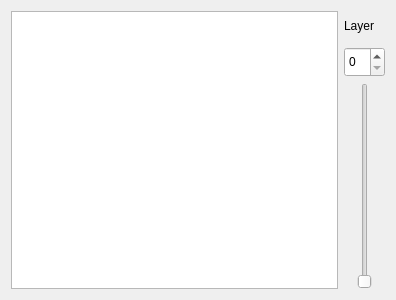
Qt form XDFLVisualizer/ui_LayerViewerWidget.ui (SeraphRobotics/PythonUtil) before a commit.
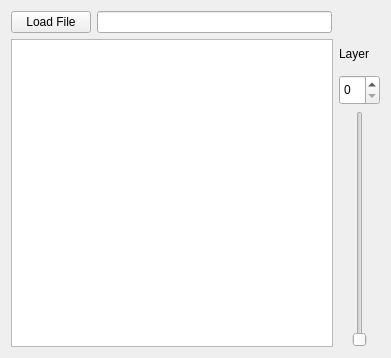
The same form after that commit.

Commit message: UI with file loading

```diff
--- a/XDFLVisualizer/ui_LayerViewerWidget.ui
+++ b/XDFLVisualizer/ui_LayerViewerWidget.ui
@@ -6,15 +6,47 @@
    <rect>
     <x>0</x>
     <y>0</y>
-    <width>396</width>
-    <height>300</height>
+    <width>391</width>
+    <height>358</height>
    </rect>
   </property>
   <property name="windowTitle">
    <string>Layer Viewer</string>
   </property>
+  <layout class="QVBoxLayout" name="verticalLayout">
+   <item>
   <layout class="QHBoxLayout" name="horizontalLayout">
    <item>
+      <widget class="QPushButton" name="fileButton">
+       <property name="text">
+        <string>Load File</string>
+       </property>
+      </widget>
+     </item>
+     <item>
+      <widget class="QLineEdit" name="fileLineEdit"/>
+     </item>
+     <item>
+      <spacer name="horizontalSpacer">
+       <property name="orientation">
+        <enum>Qt::Horizontal</enum>
+       </property>
+       <property name="sizeType">
+        <enum>QSizePolicy::Fixed</enum>
+       </property>
+       <property name="sizeHint" stdset="0">
+        <size>
+         <width>48</width>
+         <height>20</height>
+        </size>
+       </property>
+      </spacer>
+     </item>
+    </layout>
+   </item>
+   <item>
+    <layout class="QHBoxLayout" name="horizontalLayout_2">
+     <item>
     <widget class="QGraphicsView" name="layerView"/>
    </item>
    <item>
@@ -69,6 +101,8 @@
         <enum>Qt::Vertical</enum>
        </property>
       </widget>
+       </item>
+      </layout>
      </item>
     </layout>
    </item>
```
Lines whose indentation alone changed are shown as unchanged. The commit also changes 2 other files.
